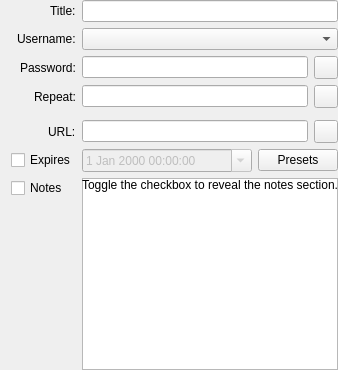
Qt form src/gui/entry/EditEntryWidgetMain.ui (keepassxreboot/keepassxc) before a commit.
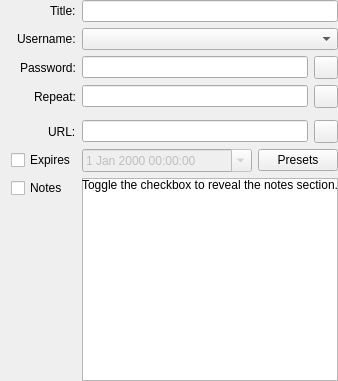
The same form after that commit. Custom widgets are drawn as their Qt base class.

Patch:
```diff
--- a/src/gui/entry/EditEntryWidgetMain.ui
+++ b/src/gui/entry/EditEntryWidgetMain.ui
@@ -2,6 +2,14 @@
 <ui version="4.0">
  <class>EditEntryWidgetMain</class>
  <widget class="QWidget" name="EditEntryWidgetMain">
+  <property name="geometry">
+   <rect>
+    <x>0</x>
+    <y>0</y>
+    <width>329</width>
+    <height>381</height>
+   </rect>
+  </property>
   <layout class="QGridLayout" name="gridLayout_3">
    <property name="topMargin">
     <number>0</number>
```
Left out of the diff: 8 changed lines with no effect on the pictures.
